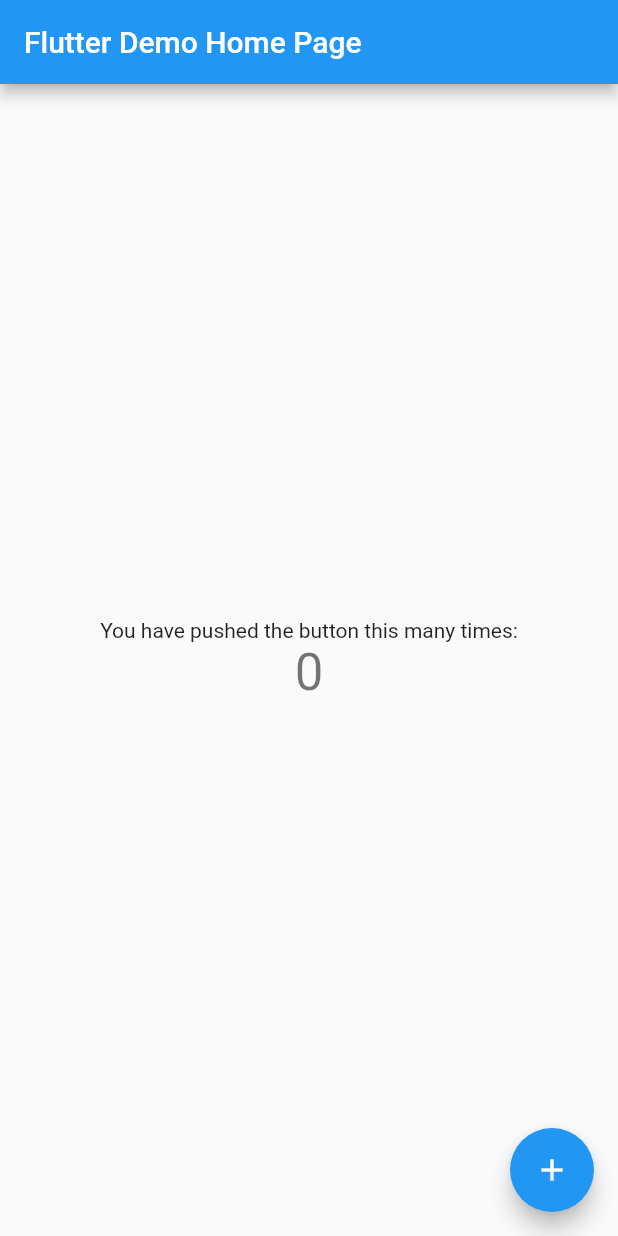
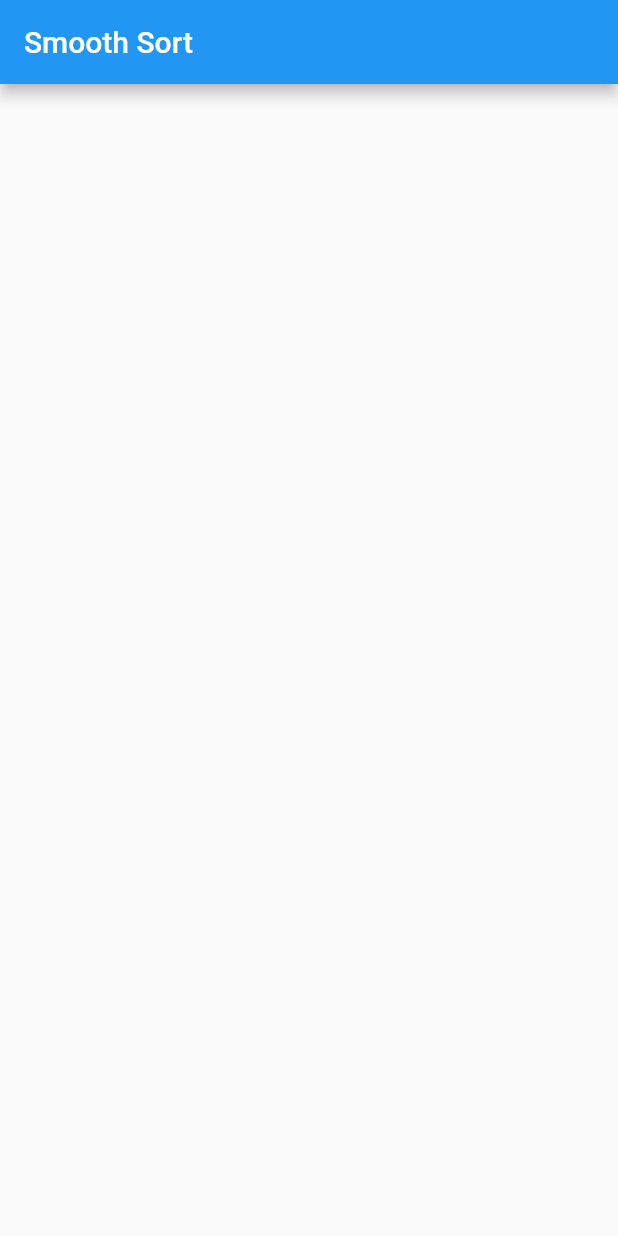
Before and after one commit to mdg-soc-19/smooth-sort, a Flutter app: the screen it shows after launch, on a phone screen of 412 x 824 dp. Run offline on Flutter 3.47's test engine with Material 2 defaults, Android fonts, the phone set to English and light mode, and no system bars.

Commit message:
example app start code cleanup

```diff
--- a/example/lib/main.dart
+++ b/example/lib/main.dart
@@ -9,34 +9,15 @@ class MyApp extends StatelessWidget {
     return MaterialApp(
       title: 'Flutter Demo',
       theme: ThemeData(
-        // This is the theme of your application.
-        //
-        // Try running your application with "flutter run". You'll see the
-        // application has a blue toolbar. Then, without quitting the app, try
-        // changing the primarySwatch below to Colors.green and then invoke
-        // "hot reload" (press "r" in the console where you ran "flutter run",
-        // or simply save your changes to "hot reload" in a Flutter IDE).
-        // Notice that the counter didn't reset back to zero; the application
-        // is not restarted.
         primarySwatch: Colors.blue,
       ),
-      home: MyHomePage(title: 'Flutter Demo Home Page'),
+      home: MyHomePage(title: 'Smooth Sort'),
     );
   }
 }
 
 class MyHomePage extends StatefulWidget {
   MyHomePage({Key key, this.title}) : super(key: key);
-
-  // This widget is the home page of your application. It is stateful, meaning
-  // that it has a State object (defined below) that contains fields that affect
-  // how it looks.
-
-  // This class is the configuration for the state. It holds the values (in this
-  // case the title) provided by the parent (in this case the App widget) and
-  // used by the build method of the State. Fields in a Widget subclass are
-  // always marked "final".
-
   final String title;
 
   @override
@@ -44,68 +25,16 @@ class MyHomePage extends StatefulWidget {
 }
 
 class _MyHomePageState extends State<MyHomePage> {
-  int _counter = 0;
-
-  void _incrementCounter() {
-    setState(() {
-      // This call to setState tells the Flutter framework that something has
-      // changed in this State, which causes it to rerun the build method below
-      // so that the display can reflect the updated values. If we changed
-      // _counter without calling setState(), then the build method would not be
-      // called again, and so nothing would appear to happen.
-      _counter++;
-    });
-  }
-
   @override
   Widget build(BuildContext context) {
-    // This method is rerun every time setState is called, for instance as done
-    // by the _incrementCounter method above.
-    //
-    // The Flutter framework has been optimized to make rerunning build methods
-    // fast, so that you can just rebuild anything that needs updating rather
-    // than having to individually change instances of widgets.
     return Scaffold(
       appBar: AppBar(
-        // Here we take the value from the MyHomePage object that was created by
-        // the App.build method, and use it to set our appbar title.
+
         title: Text(widget.title),
       ),
-      body: Center(
-        // Center is a layout widget. It takes a single child and positions it
-        // in the middle of the parent.
-        child: Column(
-          // Column is also a layout widget. It takes a list of children and
-          // arranges them vertically. By default, it sizes itself to fit its
-          // children horizontally, and tries to be as tall as its parent.
-          //
-          // Invoke "debug painting" (press "p" in the console, choose the
-          // "Toggle Debug Paint" action from the Flutter Inspector in Android
-          // Studio, or the "Toggle Debug Paint" command in Visual Studio Code)
-          // to see the wireframe for each widget.
-          //
-          // Column has various properties to control how it sizes itself and
-          // how it positions its children. Here we use mainAxisAlignment to
-          // center the children vertically; the main axis here is the vertical
-          // axis because Columns are vertical (the cross axis would be
-          // horizontal).
-          mainAxisAlignment: MainAxisAlignment.center,
-          children: <Widget>[
-            Text(
-              'You have pushed the button this many times:',
-            ),
-            Text(
-              '$_counter',
-              style: Theme.of(context).textTheme.display1,
-            ),
-          ],
-        ),
-      ),
-      floatingActionButton: FloatingActionButton(
-        onPressed: _incrementCounter,
-        tooltip: 'Increment',
-        child: Icon(Icons.add),
-      ), // This trailing comma makes auto-formatting nicer for build methods.
+      body: Container(
+
+      )
     );
   }
 }
```
